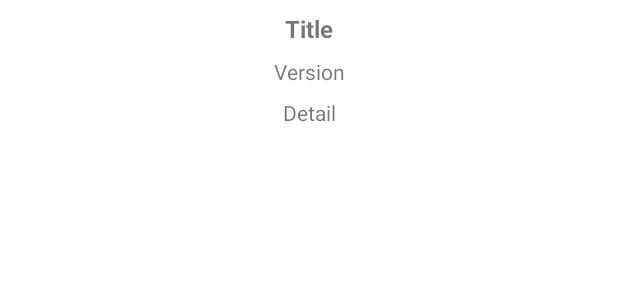
After one commit to wheel1992/CarparkSG, an Android app: the layout dialog_about.xml on its own in the app's theme, with its tools: preview values and no code run, on a phone screen of 412 x 824 dp. The commit adds this screen. Shown: the top 300 px of the screen. Run offline under Robolectric (Android 15) with nearby library versions, the phone set to English and light mode, and no system bars; network calls fail.

Commit message:
Updates - added about dialog and others: 1. Create dialog about, contain version and copyright. 2. Added edit range setting.
Fix:
1. Map showing old markers after range has been changed.
2. Carpark detail fragment crashed when a marker is clicked, due to invalid parameter given to http async connection.

```diff
--- a/app/src/main/java/carpark/sg/com/carparksg/controller/DrawerListAdapter.java
+++ b/app/src/main/java/carpark/sg/com/carparksg/controller/DrawerListAdapter.java
@@ -51,6 +51,10 @@ public class DrawerListAdapter  extends ArrayAdapter<String>{
             case 2:
                 holder.setListIcon(R.drawable.ic_list_setting);
                 break;
+
+            case 3:
+                holder.setListIcon(R.drawable.ic_list_info);
+                break;
         }
 
         return v;
--- a/app/src/main/java/carpark/sg/com/carparksg/controller/FragmentCarparkDetail.java
+++ b/app/src/main/java/carpark/sg/com/carparksg/controller/FragmentCarparkDetail.java
@@ -478,7 +478,8 @@ public class FragmentCarparkDetail extends Fragment {
     private void refreshAvailableLot(){
         initAsyncTask(Constant.SEARCH_HDB_NEARBY_CARPARK_USING_COORDINATE);
         // get carpark availability lot
-        httpAsyncTask.execute(String.valueOf(Constant.SEARCH_HDB_NEARBY_CARPARK_USING_COORDINATE), mParamLatitude, mParamLongitude);
+        httpAsyncTask.execute(String.valueOf(Constant.SEARCH_HDB_NEARBY_CARPARK_USING_COORDINATE), mParamLatitude, mParamLongitude,
+                Parser.convertIntegerToString(this.getMainActivity().getSettingRadius()));
 
     }
 
--- a/app/src/main/java/carpark/sg/com/carparksg/controller/FragmentRecent.java
+++ b/app/src/main/java/carpark/sg/com/carparksg/controller/FragmentRecent.java
@@ -15,6 +15,7 @@ import java.util.HashMap;
 import java.util.List;
 
 import carpark.sg.com.carparksg.R;
+import carpark.sg.com.carparksg.logic.Parser;
 import carpark.sg.com.model.Constant;
 import carpark.sg.com.model.Favourite;
 import carpark.sg.com.model.FavouriteList;
@@ -164,8 +165,9 @@ public class FragmentRecent extends Fragment {
                 String address = getHistoryList().getList().get(position).getName();
                 String lat = getHistoryList().getList().get(position).getLatitude();
                 String lng = getHistoryList().getList().get(position).getLongitude();
+                String radius = Parser.convertIntegerToString(getMainActivity().getSettingRadius());
 
-                getMainActivity().displayFragmentSearch(Constant.SEARCH_HDB_NEARBY_CARPARK_USING_COORDINATE, address, lat, lng);
+                getMainActivity().displayFragmentSearch(Constant.SEARCH_HDB_NEARBY_CARPARK_USING_COORDINATE, address, lat, lng, radius);
             }
         });
     }
--- a/app/src/main/java/carpark/sg/com/carparksg/controller/NavigationDrawerFragment.java
+++ b/app/src/main/java/carpark/sg/com/carparksg/controller/NavigationDrawerFragment.java
@@ -220,6 +220,7 @@ public class NavigationDrawerFragment extends Fragment {
             this.mDrawerListName.add(getString(R.string.title_fragment_favorite));
             this.mDrawerListName.add(getString(R.string.title_fragment_recent));
             this.mDrawerListName.add(getString(R.string.title_fragment_setting));
+            this.mDrawerListName.add(getString(R.string.title_fragment_about));
         }
     }
 
--- /dev/null
+++ b/app/src/main/res/layout/dialog_about.xml
@@ -0,0 +1,36 @@
+<?xml version="1.0" encoding="utf-8"?>
+<LinearLayout xmlns:android="http://schemas.android.com/apk/res/android"
+    android:layout_width="match_parent" android:layout_height="match_parent"
+    android:orientation="vertical"
+    android:background="@color/white"
+    style="@style/dialogTheme">
+
+    <LinearLayout
+        android:layout_width="match_parent"
+        android:layout_height="match_parent"
+        android:orientation="vertical"
+        style="@style/dialogContentTheme">
+
+        <TextView
+            android:id="@+id/text_about_title"
+            android:layout_width="match_parent"
+            android:layout_height="wrap_content"
+            android:text="Title"
+            style="@style/dialogContentTitle"/>
+
+        <TextView
+            android:id="@+id/text_about_version"
+            android:layout_width="match_parent"
+            android:layout_height="wrap_content"
+            android:text="Version"
+            style="@style/dialogContentVersion"/>
+
+        <TextView
+            android:id="@+id/text_about_detail"
+            android:layout_width="match_parent"
+            android:layout_height="wrap_content"
+            android:text="Detail"
+            style="@style/dialogContentDetail"/>
+
+    </LinearLayout>
+</LinearLayout>
--- a/app/src/main/res/values/color.xml
+++ b/app/src/main/res/values/color.xml
@@ -21,6 +21,9 @@
     <color name="card_view_green" type="color">#8BC34A</color>
     <color name="card_view_red" type="color">#F44336</color>
 
+    <color name="dialog_grey" type="color">#424242</color>
 
+    <color name="rangebar_darkpink" type="color">#C2185B</color>
+    <color name="rangebar_pink" type="color">#E91E63</color>
 
 </resources>
--- a/app/src/main/res/values/styles.xml
+++ b/app/src/main/res/values/styles.xml
@@ -127,4 +127,40 @@
     </style>
 
 
+    <style name="dialogTheme" parent="Theme.AppCompat.Light.Dialog">
+        <item name="android:windowBackground">@color/white</item>
+        <item name="android:windowIsFloating">true</item>
+        <item name="android:windowCloseOnTouchOutside">false</item>
+    </style>
+
+    <style name="dialogContentTheme">
+        <item name="android:paddingTop">8dp</item>
+        <item name="android:paddingLeft">8dp</item>
+        <item name="android:paddingRight">8dp</item>
+        <item name="android:paddingBottom">8dp</item>
+    </style>
+
+    <style name="dialogContentTitle">
+        <item name="android:gravity">center</item>
+        <item name="android:textSize">@dimen/text_primary</item>
+        <item name="android:textStyle">bold</item>
+        <item name="android:color">@color/primary_text</item>
+        <item name="android:layout_marginBottom">8dp</item>
+    </style>
+
+    <style name="dialogContentVersion">
+        <item name="android:gravity">center</item>
+        <item name="android:textSize">@dimen/text_secondary</item>
+        <item name="android:color">@color/secondary_text</item>
+        <item name="android:layout_marginBottom">8dp</item>
+    </style>
+
+    <style name="dialogContentDetail">
+        <item name="android:gravity">center</item>
+        <item name="android:textSize">@dimen/text_secondary</item>
+        <item name="android:color">@color/secondary_text</item>
+        <item name="android:layout_marginBottom">8dp</item>
+    </style>
+
+
 </resources>
```
Also changed, not shown: app/src/main/java/carpark/sg/com/carparksg/controller/FragmentSearch.java (+17 -11 lines), app/src/main/java/carpark/sg/com/carparksg/controller/FragmentSetting.java (+151 -17 lines), app/src/main/java/carpark/sg/com/carparksg/controller/MainActivity.java (+66 -9 lines), app/src/main/java/carpark/sg/com/carparksg/controller/RecyclerViewSettingAdapter.java (added, +142 -0 lines), app/src/main/java/carpark/sg/com/carparksg/logic/AsyncHttpConnection.java (+9 -4 lines), app/src/main/java/carpark/sg/com/carparksg/logic/Parser.java (+9 -0 lines), app/src/main/java/carpark/sg/com/model/EnumDialog.java (added, +8 -0 lines), app/src/main/java/carpark/sg/com/model/EnumSetting.java (added, +9 -0 lines), app/src/main/res/layout/dialog_radius.xml (added, +25 -0 lines), app/src/main/res/layout/fragment_setting.xml (+4 -10 lines), app/src/main/res/layout/recycler_setting_list_row_layout.xml (added, +39 -0 lines), app/src/main/res/values/strings.xml (+9 -0 lines).
